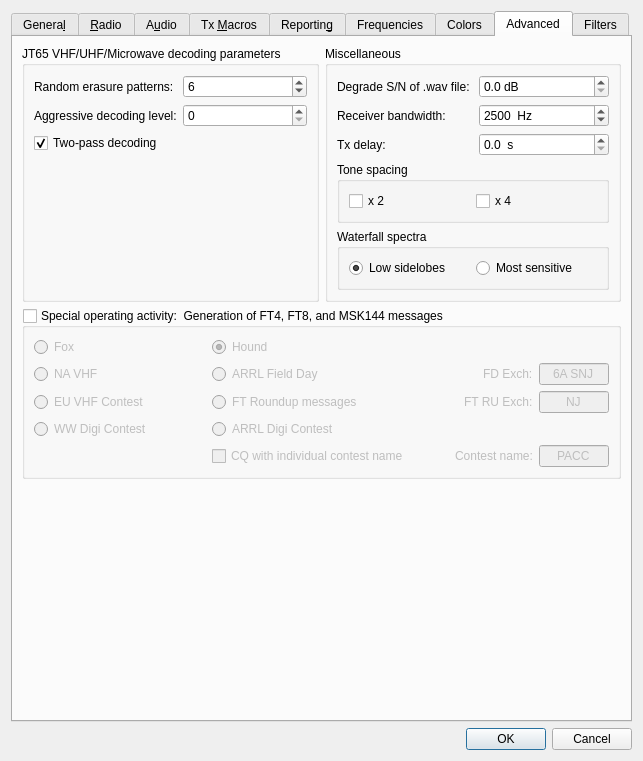
First picture: the form in Configuration_ohneAlerts.ui, repository uaro-radio/wsjtx, before the edit.
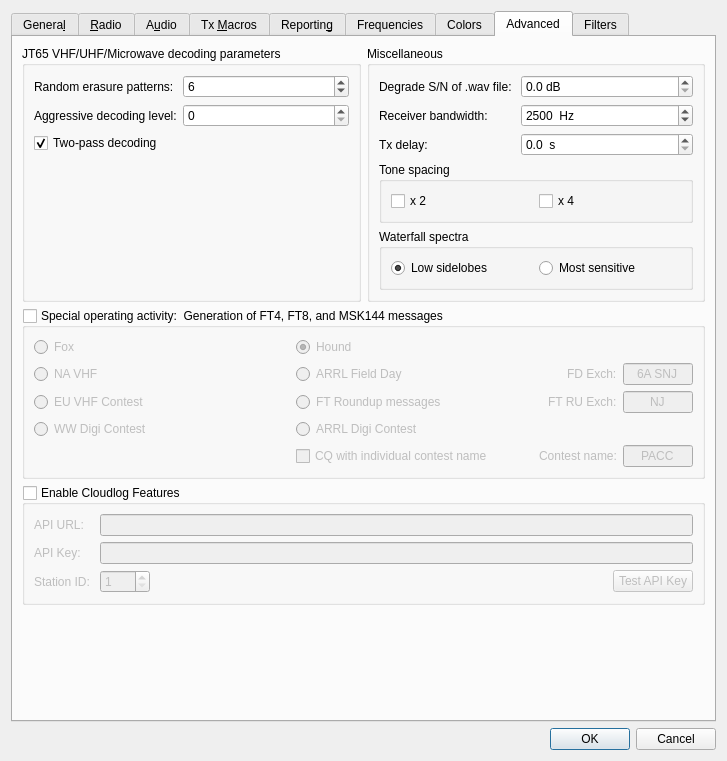
Second picture: the form after the edit. The open tabs and pages were chosen to show the change. Custom widgets are drawn as their Qt base class.

Commit message: Add a new feature "Show country information for all messages".

Diff of the .ui file:
```diff
--- a/Configuration_ohneAlerts.ui
+++ b/Configuration_ohneAlerts.ui
@@ -6,7 +6,7 @@
    <rect>
     <x>0</x>
     <y>0</y>
-    <width>643</width>
+    <width>727</width>
     <height>753</height>
    </rect>
   </property>
@@ -2984,6 +2984,22 @@
          </layout>
         </widget>
        </item>
+       <item row="3" column="0" colspan="2">
+        <spacer name="verticalSpacer_8">
+         <property name="orientation">
+          <enum>Qt::Vertical</enum>
+         </property>
+         <property name="sizeType">
+          <enum>QSizePolicy::Expanding</enum>
+         </property>
+         <property name="sizeHint" stdset="0">
+          <size>
+           <width>0</width>
+           <height>0</height>
+          </size>
+         </property>
+        </spacer>
+       </item>
        <item row="0" column="1">
         <widget class="QGroupBox" name="groupBox_5">
          <property name="title">
@@ -3157,17 +3173,110 @@
         </widget>
        </item>
        <item row="2" column="0" colspan="2">
-        <spacer name="verticalSpacer_8">
-         <property name="orientation">
-          <enum>Qt::Vertical</enum>
+        <widget class="QGroupBox" name="gbCloudlog">
+         <property name="sizePolicy">
+          <sizepolicy hsizetype="Preferred" vsizetype="Expanding">
+           <horstretch>0</horstretch>
+           <verstretch>0</verstretch>
+          </sizepolicy>
          </property>
-         <property name="sizeHint" stdset="0">
+         <property name="minimumSize">
           <size>
            <width>0</width>
            <height>0</height>
           </size>
          </property>
-        </spacer>
+         <property name="title">
+          <string>Enable Cloudlog Features</string>
+         </property>
+         <property name="checkable">
+          <bool>true</bool>
+         </property>
+         <property name="checked">
+          <bool>false</bool>
+         </property>
+         <layout class="QGridLayout" name="gridLayout_22">
+          <item row="0" column="0">
+           <layout class="QGridLayout" name="gridLayout_21">
+            <item row="0" column="0">
+             <widget class="QLabel" name="label_16">
+              <property name="text">
+               <string>API URL: </string>
+              </property>
+             </widget>
+            </item>
+            <item row="1" column="0">
+             <widget class="QLabel" name="label_17">
+              <property name="text">
+               <string>API Key: </string>
+              </property>
+             </widget>
+            </item>
+            <item row="2" column="0">
+             <widget class="QLabel" name="label_19">
+              <property name="text">
+               <string>Station ID: </string>
+              </property>
+             </widget>
+            </item>
+            <item row="2" column="1">
+             <widget class="QSpinBox" name="sbCloudlogStationID">
+              <property name="enabled">
+               <bool>false</bool>
+              </property>
+              <property name="minimumSize">
+               <size>
+                <width>50</width>
+                <height>0</height>
+               </size>
+              </property>
+              <property name="maximumSize">
+               <size>
+                <width>100</width>
+                <height>16777215</height>
+               </size>
+              </property>
+              <property name="minimum">
+               <number>1</number>
+              </property>
+              <property name="maximum">
+               <number>999</number>
+              </property>
+             </widget>
+            </item>
+            <item row="1" column="1" colspan="3">
+             <widget class="QLineEdit" name="leCloudlogApiKey"/>
+            </item>
+            <item row="0" column="1" colspan="3">
+             <widget class="QLineEdit" name="leCloudlogApiUrl"/>
+            </item>
+            <item row="2" column="3">
+             <widget class="QPushButton" name="pbTestCloudlog">
+              <property name="toolTip">
+               <string>&lt;html&gt;&lt;head/&gt;&lt;body&gt;&lt;p&gt;Test the Cloudlog API key.&lt;/p&gt;&lt;p&gt;The button will turn green if the API key is writable. It will turn orange if the API key is read-only. If the API key is inavalied it will turn red.&lt;/p&gt;&lt;/body&gt;&lt;/html&gt;</string>
+              </property>
+              <property name="text">
+               <string>Test API Key</string>
+              </property>
+             </widget>
+            </item>
+            <item row="2" column="2">
+             <spacer name="horizontalSpacer_13">
+              <property name="orientation">
+               <enum>Qt::Horizontal</enum>
+              </property>
+              <property name="sizeHint" stdset="0">
+               <size>
+                <width>40</width>
+                <height>20</height>
+               </size>
+              </property>
+             </spacer>
+            </item>
+           </layout>
+          </item>
+         </layout>
+        </widget>
        </item>
       </layout>
      </widget>
```
Left out of the diff: 281 changed lines with no effect on the pictures. The commit also changes 8 other files.
